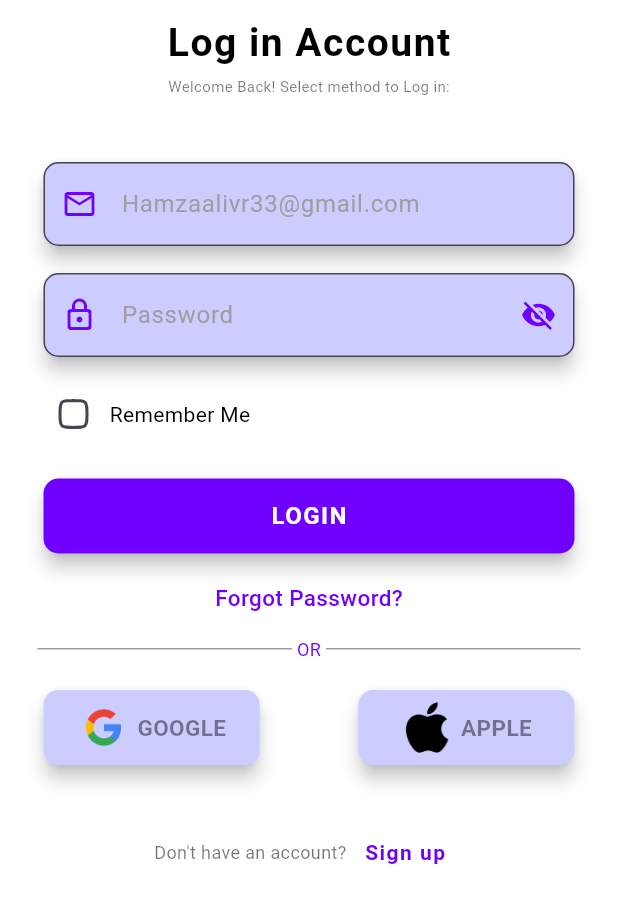
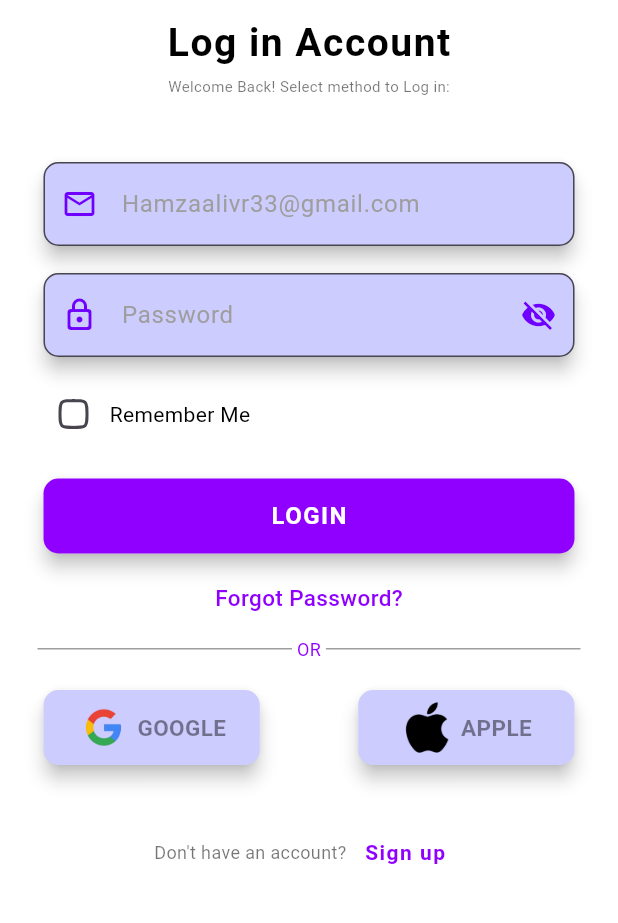
Before and after one commit to HamzaAli689/Wallet-App-Flutter, a Flutter app: the screen it shows after launch, on a phone screen of 412 x 824 dp, the part 90-1013 px from its top. Run offline on Flutter 3.47's test engine with Material 3 defaults, Android fonts, the phone set to English and light mode, and no system bars; our stand-ins replace gap, get.

Commit message:
update the color

```diff
--- a/wallet_app/lib/constants/colors.dart
+++ b/wallet_app/lib/constants/colors.dart
@@ -1,7 +1,7 @@
 import 'package:flutter/material.dart';
 
 
-Color customPurple = const Color(0xFF6F00FF);
+Color customPurple = const Color(0xFF8F00FF);
 Color fillcolor = const Color(0xFFCCCCFF);
 
 
```
